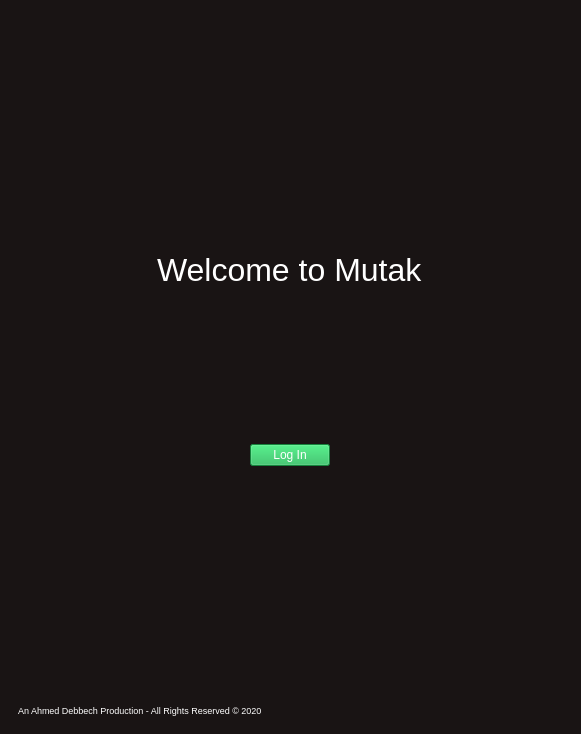
This is mutak/mainwindow.ui in ahmed-debbech/mutak as Qt 5 draws it before an edit. The edited form follows.
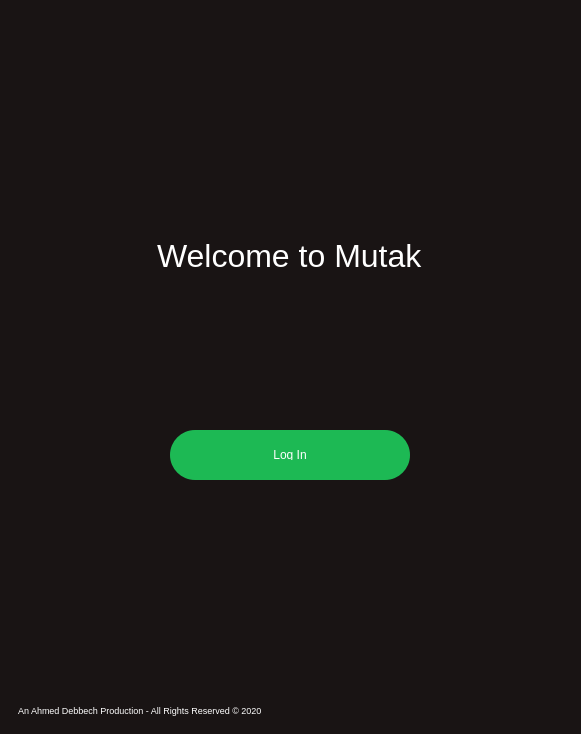
This is the edited form.

Commit message: Fix rounded buttons

Diff of the .ui file:
```diff
--- a/mutak/mainwindow.ui
+++ b/mutak/mainwindow.ui
@@ -101,7 +101,11 @@
           </property>
           <property name="styleSheet">
            <string notr="true">color: white;
-background-color:  #1db954;</string>
+background-color:  #1db954;
+border-radius: 25px;
+  padding: 20px;
+  width: 200px;
+  height: 10px;</string>
           </property>
           <property name="text">
            <string>Log In</string>
```
Left out of the diff: 3 changed lines with no effect on the pictures. The commit also changes 1 other file.
